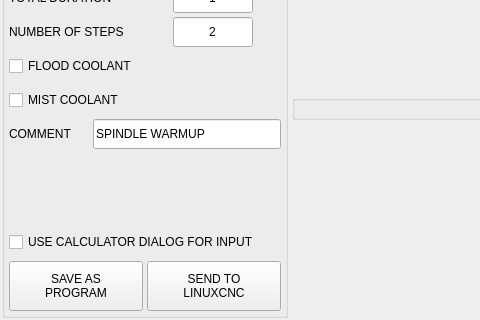
Old version of the form utils/spindle_warmup.ui in the repository persei802/QtDragon_hd; both pictures show x 0 to 480 and y 119 to 439 of the 851 by 439 pixel window.
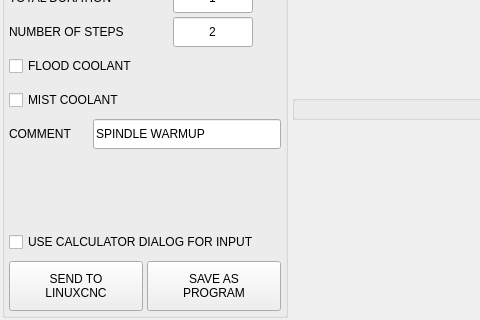
New version of the form. Icons and pictures are not drawn.

Patch:
```diff
--- a/utils/spindle_warmup.ui
+++ b/utils/spindle_warmup.ui
@@ -733,35 +733,6 @@
            <property name="topMargin">
             <number>0</number>
            </property>
-           <item>
-            <widget class="QPushButton" name="btn_create">
-             <property name="sizePolicy">
-              <sizepolicy hsizetype="Preferred" vsizetype="Fixed">
-               <horstretch>0</horstretch>
-               <verstretch>0</verstretch>
-              </sizepolicy>
-             </property>
-             <property name="minimumSize">
-              <size>
-               <width>100</width>
-               <height>50</height>
-              </size>
-             </property>
-             <property name="maximumSize">
-              <size>
-               <width>16777215</width>
-               <height>50</height>
-              </size>
-             </property>
-             <property name="toolTip">
-              <string>Create program and save to file</string>
-             </property>
-             <property name="text">
-              <string>SAVE AS
-PROGRAM</string>
-             </property>
-            </widget>
-           </item>
            <item>
             <widget class="QPushButton" name="btn_send">
              <property name="sizePolicy">
@@ -791,6 +762,35 @@
              </property>
             </widget>
            </item>
+           <item>
+            <widget class="QPushButton" name="btn_save">
+             <property name="sizePolicy">
+              <sizepolicy hsizetype="Preferred" vsizetype="Fixed">
+               <horstretch>0</horstretch>
+               <verstretch>0</verstretch>
+              </sizepolicy>
+             </property>
+             <property name="minimumSize">
+              <size>
+               <width>100</width>
+               <height>50</height>
+              </size>
+             </property>
+             <property name="maximumSize">
+              <size>
+               <width>16777215</width>
+               <height>50</height>
+              </size>
+             </property>
+             <property name="toolTip">
+              <string>Create program and save to file</string>
+             </property>
+             <property name="text">
+              <string>SAVE AS
+PROGRAM</string>
+             </property>
+            </widget>
+           </item>
           </layout>
          </item>
         </layout>
```
Left out of the diff: 15 changed lines with no effect on the pictures.
